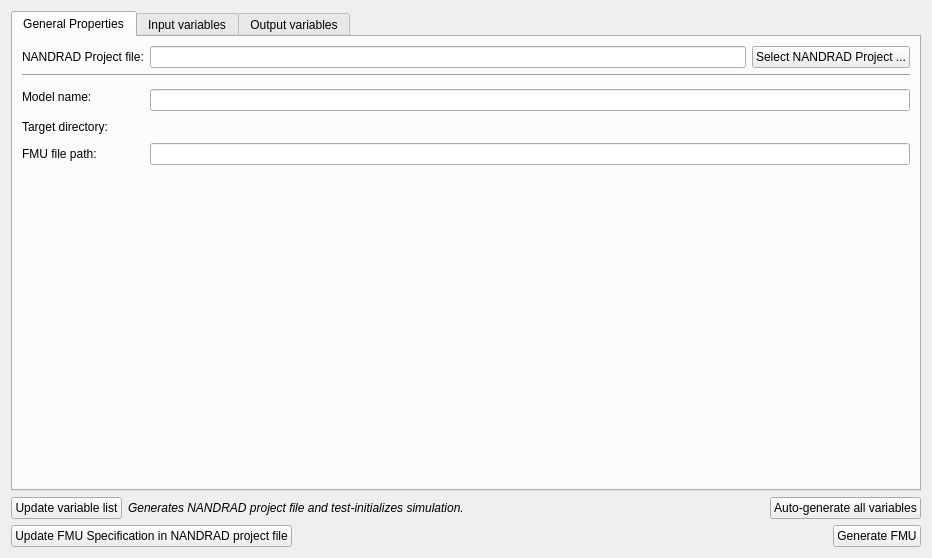
Old version of the form NandradFMUGenerator/src/NandradFMUGeneratorWidget.ui in the repository ghorwin/SIM-VICUS.
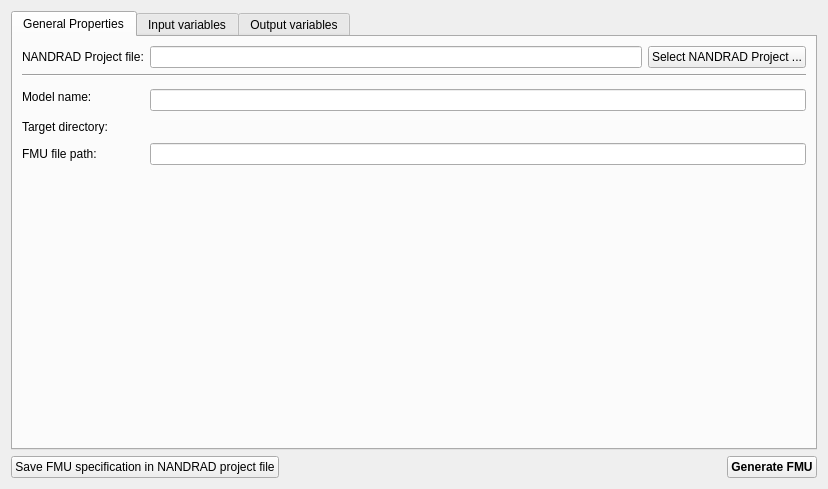
New version of the form. The open tabs and pages were chosen to show the change. Icons and pictures are not drawn. Custom widgets are drawn as their Qt base class.

Commit message: Major rework on FMUGenerator.

The edit to the form file:
```diff
--- a/NandradFMUGenerator/src/NandradFMUGeneratorWidget.ui
+++ b/NandradFMUGenerator/src/NandradFMUGeneratorWidget.ui
@@ -6,8 +6,8 @@
    <rect>
     <x>0</x>
     <y>0</y>
-    <width>932</width>
-    <height>558</height>
+    <width>828</width>
+    <height>489</height>
    </rect>
   </property>
   <property name="windowTitle">
@@ -239,65 +239,12 @@
      </widget>
     </widget>
    </item>
-   <item>
-    <layout class="QHBoxLayout" name="horizontalLayout_2">
-     <item>
-      <widget class="QPushButton" name="pushButtonUpdateVariableList">
-       <property name="text">
-        <string>Update variable list</string>
-       </property>
-      </widget>
-     </item>
-     <item>
-      <widget class="QLabel" name="label">
-       <property name="font">
-        <font>
-         <italic>true</italic>
-        </font>
-       </property>
-       <property name="text">
-        <string>Generates NANDRAD project file and test-initializes simulation.</string>
-       </property>
-      </widget>
-     </item>
-     <item>
-      <spacer name="horizontalSpacer_2">
-       <property name="orientation">
-        <enum>Qt::Horizontal</enum>
-       </property>
-       <property name="sizeHint" stdset="0">
-        <size>
-         <width>40</width>
-         <height>20</height>
-        </size>
-       </property>
-      </spacer>
-     </item>
-     <item>
-      <widget class="QPushButton" name="pushButtonGenerateAllVariables">
-       <property name="text">
-        <string>Auto-generate all variables</string>
-       </property>
-      </widget>
-     </item>
-    </layout>
-   </item>
    <item>
     <layout class="QHBoxLayout" name="horizontalLayout">
      <item>
       <widget class="QPushButton" name="pushButtonSaveNandradProject">
        <property name="text">
-        <string>Update FMU Specification in NANDRAD project file</string>
-       </property>
-       <property name="icon">
-        <iconset>
-         <normaloff>:/gfx/actions/32x32/FMU_32x32.png</normaloff>:/gfx/actions/32x32/FMU_32x32.png</iconset>
-       </property>
-       <property name="iconSize">
-        <size>
-         <width>32</width>
-         <height>32</height>
-        </size>
+        <string>Save FMU specification in NANDRAD project file</string>
        </property>
       </widget>
      </item>
@@ -309,25 +256,24 @@
        <property name="sizeHint" stdset="0">
         <size>
          <width>530</width>
-         <height>20</height>
+         <height>10</height>
         </size>
        </property>
       </spacer>
      </item>
      <item>
       <widget class="QPushButton" name="pushButtonGenerate">
+       <property name="font">
+        <font>
+         <weight>75</weight>
+         <bold>true</bold>
+        </font>
+       </property>
        <property name="text">
         <string>Generate FMU</string>
        </property>
-       <property name="icon">
-        <iconset>
-         <normaloff>:/gfx/actions/32x32/FMU_32x32.png</normaloff>:/gfx/actions/32x32/FMU_32x32.png</iconset>
-       </property>
-       <property name="iconSize">
-        <size>
-         <width>32</width>
-         <height>32</height>
-        </size>
+       <property name="autoDefault">
+        <bool>false</bool>
        </property>
       </widget>
      </item>
```
Left out of the diff: 2 changed lines with no effect on the pictures. The commit also changes 8 other files.
